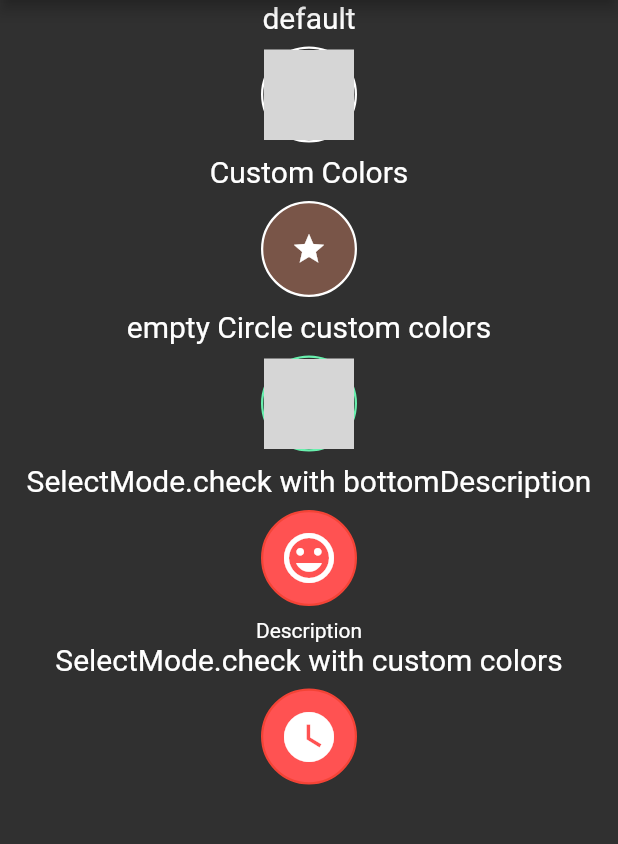
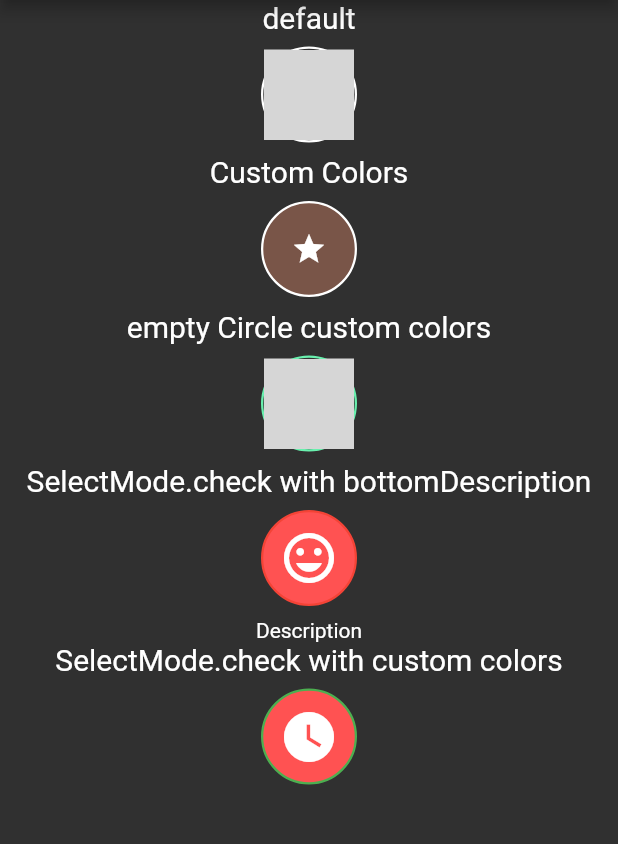
Before and after one commit to autlunatic/flutter_selectable_circle, a Flutter app: the screen it shows after launch, on a phone screen of 412 x 824 dp, the part 84-928 px from its top. Run offline on Flutter 3.47's test engine with Material 2 defaults, Android fonts, the phone set to English and light mode, and no system bars; drawn by our look-alikes of flare_flutter; missing offline and left inert: flare_dart; grey boxes are pictures that could not be loaded.

Commit message:
fixed dependencies fixed thick border  for  SelectMode.check

```diff
--- a/example/lib/main.dart
+++ b/example/lib/main.dart
@@ -128,7 +128,7 @@ class _MyHomeState extends State<MyHome> {
           Center(
             child: SelectableCircle(
               color: Colors.redAccent,
-              borderColor: Colors.red,
+              borderColor: Colors.green,
               isSelected: _isSelected5,
               selectMode: SelectMode.check,
               selectedColor: Colors.white,
--- a/lib/selectable_circle.dart
+++ b/lib/selectable_circle.dart
@@ -82,7 +82,8 @@ class SelectableCircle extends StatelessWidget {
     final bc = isSelected && selectMode != SelectMode.check
         ? selectedBorderColor ?? Theme.of(context).buttonColor
         : borderColor ?? Theme.of(context).textTheme.body1.color;
-    final borderWidth = isSelected ? 4.0 : 1.5;
+    final borderWidth =
+        selectMode == SelectMode.simple && isSelected ? 3.0 : 1.5;
 
     return Column(children: [
       GestureDetector(
--- a/pubspec.yaml
+++ b/pubspec.yaml
@@ -1,12 +1,12 @@
 name: selectable_circle
 description: A Circle that can be showed as selected and as not Selected.
   Default selecting starts a flare animation.
-version: 0.1.4
+version: 0.1.5
 author: autlunatic <autlunatic@gmail.com>
 homepage: https://github.com/autlunatic/flutter_selectable_circle
 
 environment:
-  sdk: '>=2.3.0-dev.0.5 < 3.0.0'
+  sdk: '>=2.3.0-dev.0.1 < 3.0.0'
 
 dependencies:
   flutter:
```
Also changed, not shown: example/pubspec.lock, pubspec.lock.
